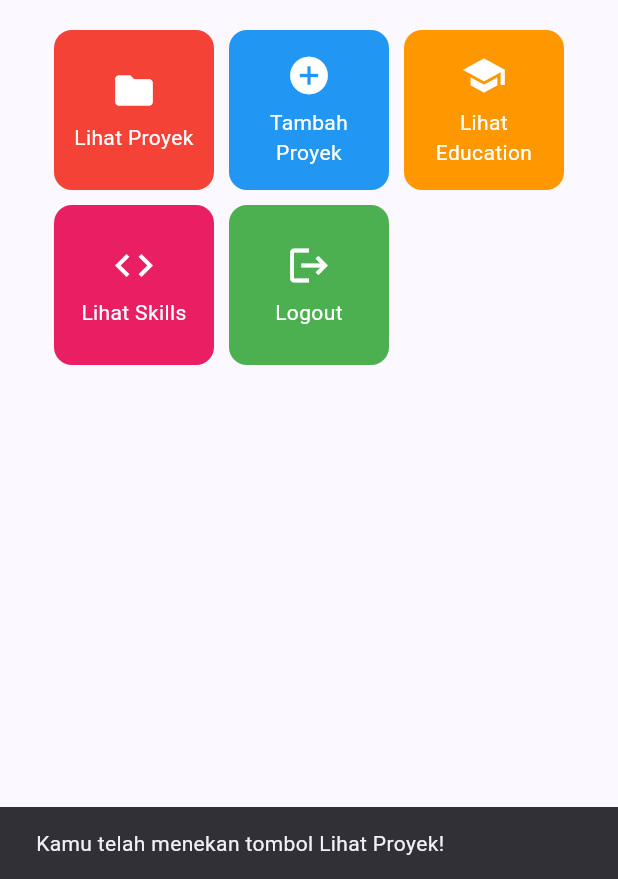
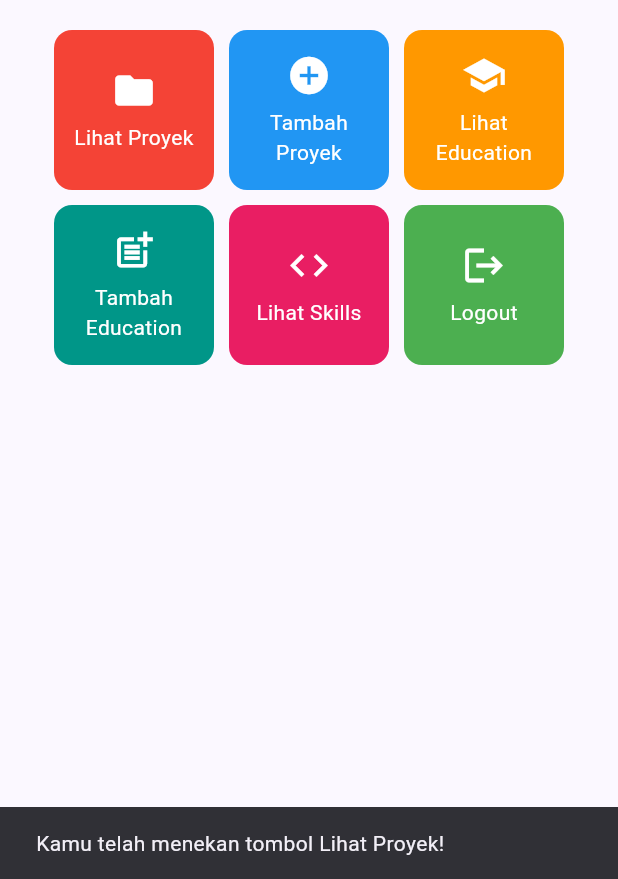
Before and after one commit to fadhilje/myportofolio_mobile, a Flutter app: the LeftDrawer widget shown alone on an empty page, opened directly, after a tap on "Home", after a tap on "Lihat Proyek", on a phone screen of 412 x 824 dp, the part 357-1236 px from its top. Run offline on Flutter 3.47's test engine with Material 3 defaults, Android fonts, the phone set to English and light mode, and no system bars; our stand-ins replace material_ui.

Commit message:
feat: Menambahkan navigasi ke formulir education dari kartu dan drawer

```diff
--- a/lib/screens/menu.dart
+++ b/lib/screens/menu.dart
@@ -13,6 +13,7 @@ class MyHomePage extends StatelessWidget {
     ItemHomepage("Lihat Proyek", Icons.folder, Colors.red),
     ItemHomepage("Tambah Proyek", Icons.add_circle, Colors.blue),
     ItemHomepage("Lihat Education", Icons.school, Colors.orange),
+    ItemHomepage("Tambah Education", Icons.post_add, Colors.teal),
     ItemHomepage("Lihat Skills", Icons.code, Colors.pink),
     ItemHomepage("Logout", Icons.logout, Colors.green),
   ];
--- a/lib/widgets/left_drawer.dart
+++ b/lib/widgets/left_drawer.dart
@@ -1,6 +1,7 @@
 import 'package:material_ui/material_ui.dart';
 import 'package:myportofolio_mobile/screens/menu.dart';
 import 'package:myportofolio_mobile/screens/project_form.dart';
+import 'package:myportofolio_mobile/screens/education_form.dart';
 
 class LeftDrawer extends StatelessWidget {
   const LeftDrawer({super.key});
@@ -62,7 +63,20 @@ class LeftDrawer extends StatelessWidget {
                 ),
               );
             },
-),
+          ),
+          ListTile(
+            leading: const Icon(Icons.school_outlined),
+            title: const Text('Add Education'),
+            // Navigasi ke halaman tambah pendidikan
+            onTap: () {
+              Navigator.push(
+                context,
+                MaterialPageRoute(
+                  builder: (context) => const EducationFormPage(),
+                ),
+              );
+            },
+          ),
         ],
       ),
     );
--- a/lib/widgets/project_card.dart
+++ b/lib/widgets/project_card.dart
@@ -1,6 +1,7 @@
 import 'package:flutter/material.dart';
 import 'package:myportofolio_mobile/screens/menu.dart';
 import 'package:myportofolio_mobile/screens/project_form.dart';
+import 'package:myportofolio_mobile/screens/education_form.dart';
 
 class ItemCard extends StatelessWidget {
   final ItemHomepage item;
@@ -32,6 +33,13 @@ class ItemCard extends StatelessWidget {
                 builder: (context) => const ProjectFormPage(),
               ),
             );
+          } else if (item.name == "Tambah Education") {
+            Navigator.push(
+              context,
+              MaterialPageRoute(
+                builder: (context) => const EducationFormPage(),
+              ),
+            );
           }
         },
         child: Container(
```
